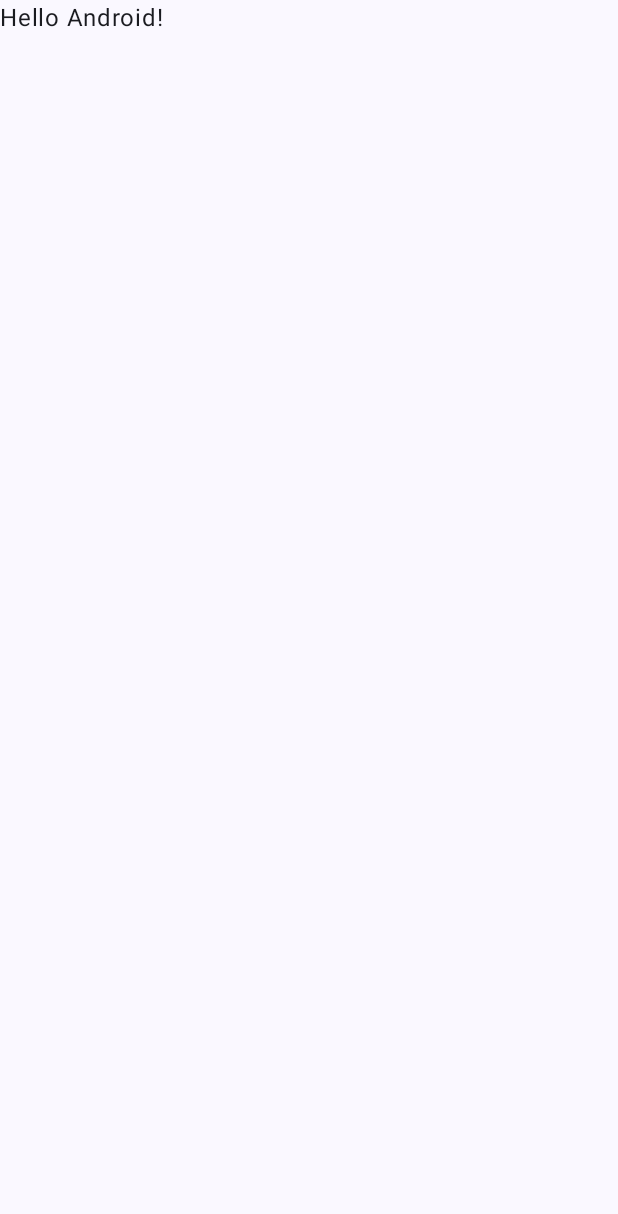
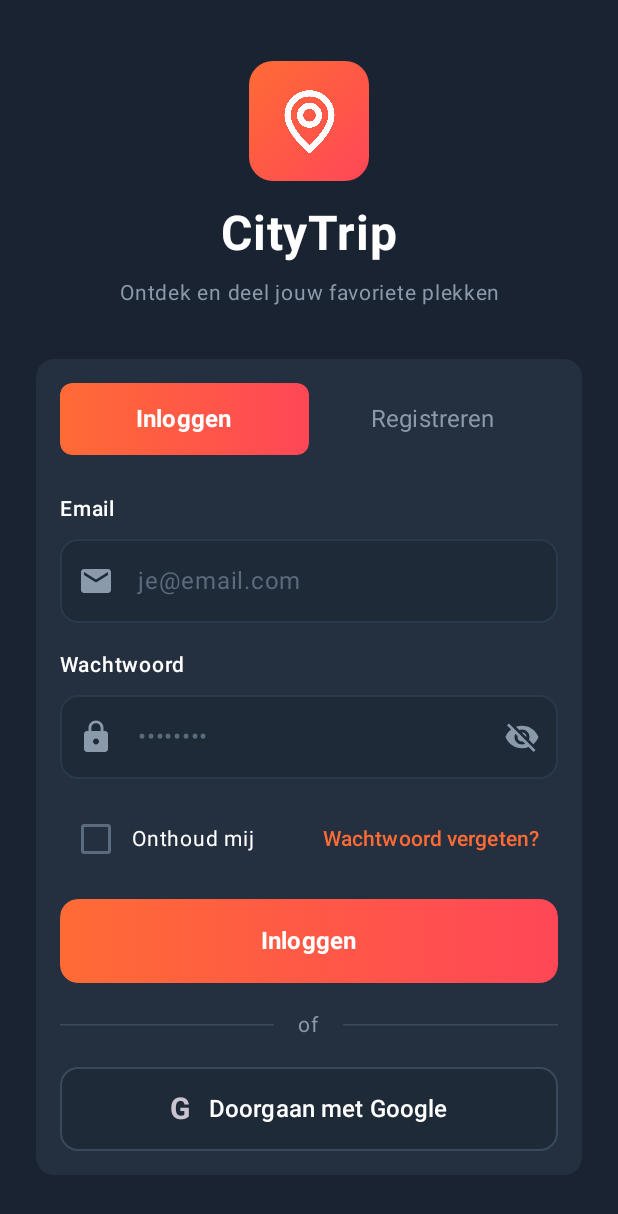
Before and after one commit to daandecorte/project_mobile_dev, an Android app built with Jetpack Compose: the screen it shows after launch (MainActivity), on a phone screen of 412 x 824 dp. Before the commit the part shown is almost empty. Shown: the top 1214 px of the screen. Run offline under Robolectric (Android 15) with nearby library versions, the phone set to English and light mode, and no system bars; our stand-ins replace Firebase (no records; nobody signed in at launch, a user with empty details on screens opened directly).

Commit message:
loginscreen design and firebase auth

```diff
--- a/app/src/main/java/edu/ap/project_mobile_dev/MainActivity.kt
+++ b/app/src/main/java/edu/ap/project_mobile_dev/MainActivity.kt
@@ -1,47 +1,81 @@
 package edu.ap.project_mobile_dev
 
 import android.os.Bundle
+import android.widget.Toast
 import androidx.activity.ComponentActivity
 import androidx.activity.compose.setContent
 import androidx.activity.enableEdgeToEdge
 import androidx.compose.foundation.layout.fillMaxSize
 import androidx.compose.foundation.layout.padding
+import androidx.compose.material3.MaterialTheme
 import androidx.compose.material3.Scaffold
+import androidx.compose.material3.Surface
 import androidx.compose.material3.Text
+import androidx.compose.material3.darkColorScheme
 import androidx.compose.runtime.Composable
 import androidx.compose.ui.Modifier
+import androidx.compose.ui.graphics.Color
 import androidx.compose.ui.tooling.preview.Preview
+import androidx.navigation.NavController
+import com.google.firebase.FirebaseApp
+import edu.ap.project_mobile_dev.ui.login.LoginScreen
 import edu.ap.project_mobile_dev.ui.theme.Project_mobile_devTheme
+import androidx.navigation.compose.NavHost
+import androidx.navigation.compose.composable
+import androidx.navigation.compose.rememberNavController
+import com.google.firebase.auth.FirebaseAuth
+import edu.ap.project_mobile_dev.ui.home.HomeScreen
+import edu.ap.project_mobile_dev.ui.profile.ProfileScreen
 
 class MainActivity : ComponentActivity() {
     override fun onCreate(savedInstanceState: Bundle?) {
         super.onCreate(savedInstanceState)
+        FirebaseApp.initializeApp(this)
         enableEdgeToEdge()
         setContent {
-            Project_mobile_devTheme {
-                Scaffold(modifier = Modifier.fillMaxSize()) { innerPadding ->
-                    Greeting(
-                        name = "Android",
-                        modifier = Modifier.padding(innerPadding)
-                    )
+            CityTripTheme {
+                Surface(
+                    modifier = Modifier.fillMaxSize(),
+                ) {
+                    val navController = rememberNavController()
+                    val user = FirebaseAuth.getInstance().currentUser
+
+                    NavHost(
+                        navController = navController,
+                        startDestination = if (user == null) "login" else "home"
+                    ) {
+                        composable("login") {
+                            LoginScreen(
+                                onLoginSuccess = {
+                                    navController.navigate("home") {
+                                        popUpTo("login") { inclusive = true }
+                                    }
+                                }
+                            )
+                        }
+                        composable("home") {
+                            HomeScreen(navController)
+                        }
+                        composable("profile") {
+                            ProfileScreen(navController)
+                        }
+                    }
                 }
             }
         }
     }
-}
-
-@Composable
-fun Greeting(name: String, modifier: Modifier = Modifier) {
-    Text(
-        text = "Hello $name!",
-        modifier = modifier
-    )
-}
-
-@Preview(showBackground = true)
-@Composable
-fun GreetingPreview() {
-    Project_mobile_devTheme {
-        Greeting("Android")
+    @Composable
+    fun CityTripTheme(content: @Composable () -> Unit) {
+        MaterialTheme(
+            colorScheme = darkColorScheme(
+                primary = Color(0xFFFF6B35),
+                background = Color(0xFF1A2332),
+                surface = Color(0xFF242F3F),
+                onPrimary = Color.White,
+                onBackground = Color.White,
+                onSurface = Color.White
+            ),
+            content = content
+        )
     }
 }
--- /dev/null
+++ b/app/src/main/java/edu/ap/project_mobile_dev/ui/login/LoginScreen.kt
@@ -0,0 +1,410 @@
+package edu.ap.project_mobile_dev.ui.login
+
+import android.app.Activity
+import android.widget.Toast
+import androidx.activity.compose.rememberLauncherForActivityResult
+import androidx.activity.result.contract.ActivityResultContracts
+import androidx.compose.runtime.Composable
+import androidx.compose.ui.platform.LocalContext
+import androidx.compose.foundation.Image
+import androidx.compose.foundation.background
+import androidx.compose.foundation.layout.*
+import androidx.compose.foundation.shape.RoundedCornerShape
+import androidx.compose.foundation.text.KeyboardOptions
+import androidx.compose.material.icons.Icons
+import androidx.compose.material.icons.filled.Email
+import androidx.compose.material.icons.filled.Lock
+import androidx.compose.material.icons.filled.Visibility
+import androidx.compose.material.icons.filled.VisibilityOff
+import androidx.compose.material3.*
+import androidx.compose.runtime.*
+import androidx.compose.ui.Alignment
+import androidx.compose.ui.Modifier
+import androidx.compose.ui.graphics.Brush
+import androidx.compose.ui.graphics.Color
+import androidx.compose.ui.graphics.ColorFilter
+import androidx.compose.ui.layout.ContentScale
+import androidx.compose.ui.res.painterResource
+import androidx.compose.ui.text.font.FontWeight
+import androidx.compose.ui.text.input.KeyboardType
+import androidx.compose.ui.text.input.PasswordVisualTransformation
+import androidx.compose.ui.text.input.VisualTransformation
+import androidx.compose.ui.text.style.TextAlign
+import androidx.compose.ui.unit.dp
+import androidx.compose.ui.unit.sp
+import androidx.lifecycle.viewmodel.compose.viewModel
+import edu.ap.project_mobile_dev.MainActivity
+import edu.ap.project_mobile_dev.R
+
+@OptIn(ExperimentalMaterial3Api::class)
+@Composable
+fun LoginScreen(
+    viewModel: LoginViewModel = viewModel(),
+    onLoginSuccess: () -> Unit
+) {
+    val state by viewModel.uiState.collectAsState()
+    if (state.success) {
+        onLoginSuccess()
+    }
+
+    if (state.isloading) {
+        CircularProgressIndicator()
+    }
+
+    state.errorMessage?.let { error ->
+        Text(text = error, color = Color.Red)
+    }
+
+    var passwordVisible by remember { mutableStateOf(false) }
+    var rememberMe by remember { mutableStateOf(false) }
+    var selectedTab by remember { mutableStateOf(0) }
+    val context = LocalContext.current
+
+    val launcher = rememberLauncherForActivityResult(ActivityResultContracts.StartActivityForResult()) { result ->
+        viewModel.handleGoogleSignInResult(result.data) { success, error ->
+            if (success) onLoginSuccess()
+            else Toast.makeText(context, error ?: "Google sign-in failed", Toast.LENGTH_SHORT).show()
+        }
+    }
+
+
+    Box(
+        modifier = Modifier
+            .fillMaxSize()
+            .background(Color(0xFF1A2332)),
+        contentAlignment = Alignment.Center
+    ) {
+
+        Column(
+            modifier = Modifier
+                .fillMaxWidth()
+                .padding(24.dp),
+            horizontalAlignment = Alignment.CenterHorizontally
+        ) {
+            // Logo (vervang door je eigen logo drawable)
+            Box(
+                modifier = Modifier
+                    .size(80.dp)
+                    .background(
+                        brush = Brush.linearGradient(
+                            colors = listOf(Color(0xFFFF6B35), Color(0xFFFF4757))
+                        ),
+                        shape = RoundedCornerShape(16.dp)
+                    ),
+                contentAlignment = Alignment.Center
+            ) {
+                Image(
+                    painter= painterResource(id=R.drawable.logo_transparent),
+                    contentDescription = "App Logo",
+                    modifier = Modifier
+                        .size(50.dp),
+                    contentScale = ContentScale.Crop,
+                    colorFilter = ColorFilter.tint(Color.White)
+                )
+            }
+
+            Spacer(modifier = Modifier.height(16.dp))
+
+            // App titel
+            Text(
+                text = "CityTrip",
+                fontSize = 32.sp,
+                fontWeight = FontWeight.Bold,
+                color = Color.White
+            )
+
+            Spacer(modifier = Modifier.height(8.dp))
+
+            // Ondertitel
+            Text(
+                text = "Ontdek en deel jouw favoriete plekken",
+                fontSize = 14.sp,
+                color = Color(0xFF8B9AAB),
+                textAlign = TextAlign.Center
+            )
+
+            Spacer(modifier = Modifier.height(32.dp))
+
+            // Tab selector
+            Card(
+                modifier = Modifier.fillMaxWidth(),
+                colors = CardDefaults.cardColors(containerColor = Color(0xFF242F3F)),
+                shape = RoundedCornerShape(12.dp)
+            ) {
+                Column(modifier = Modifier.padding(16.dp)) {
+                    // Tabs
+                    Row(
+                        modifier = Modifier.fillMaxWidth(),
+                        horizontalArrangement = Arrangement.SpaceEvenly
+                    ) {
+                        TabButton(
+                            text = "Inloggen",
+                            isSelected = selectedTab == 0,
+                            onClick = { selectedTab = 0 },
+                            modifier = Modifier.weight(1f)
+                        )
+                        TabButton(
+                            text = "Registreren",
+                            isSelected = selectedTab == 1,
+                            onClick = { selectedTab = 1 },
+                            modifier = Modifier.weight(1f)
+                        )
+                    }
+
+                    Spacer(modifier = Modifier.height(24.dp))
+                    if(state.errorMessage!=null) {
+                        Text(text = state.errorMessage.toString(), color = Color.Red)
+                    }
+                    // Email veld
+                    Text(
+                        text = "Email",
+                        fontSize = 14.sp,
+                        color = Color.White,
+                        fontWeight = FontWeight.Medium
+                    )
+                    Spacer(modifier = Modifier.height(8.dp))
+                    OutlinedTextField(
+                        value = state.email,
+                        onValueChange = { viewModel.onEmailChanged(it) },
+                        modifier = Modifier.fillMaxWidth(),
+                        placeholder = { Text("je@email.com", color = Color(0xFF5A6B7D)) },
+                        leadingIcon = {
+                            Icon(
+                                Icons.Default.Email,
+                                contentDescription = null,
+                                tint = Color(0xFF8B9AAB)
+                            )
+                        },
+                        colors = OutlinedTextFieldDefaults.colors(
+                            focusedBorderColor = Color(0xFF3A4A5C),
+                            unfocusedBorderColor = Color(0xFF2A3A4C),
+                            focusedContainerColor = Color(0xFF1F2A38),
+                            unfocusedContainerColor = Color(0xFF1F2A38),
+                            focusedTextColor = Color.White,
+                            unfocusedTextColor = Color.White
+                        ),
+                        shape = RoundedCornerShape(12.dp),
+                        keyboardOptions = KeyboardOptions(keyboardType = KeyboardType.Email)
+                    )
+
+                    Spacer(modifier = Modifier.height(16.dp))
+
+                    // Wachtwoord veld
+                    Text(
+                        text = "Wachtwoord",
+                        fontSize = 14.sp,
+                        color = Color.White,
+                        fontWeight = FontWeight.Medium
+                    )
+                    Spacer(modifier = Modifier.height(8.dp))
+                    OutlinedTextField(
+                        value = state.password,
+                        onValueChange = { viewModel.onPasswordChanged(it) },
+                        modifier = Modifier.fillMaxWidth(),
+                        placeholder = { Text("••••••••", color = Color(0xFF5A6B7D)) },
+                        leadingIcon = {
+                            Icon(
+                                Icons.Default.Lock,
+                                contentDescription = null,
+                                tint = Color(0xFF8B9AAB)
+                            )
+                        },
+                        trailingIcon = {
+                            IconButton(onClick = { passwordVisible = !passwordVisible }) {
+                                Icon(
+                                    if (passwordVisible) Icons.Default.Visibility else Icons.Default.VisibilityOff,
+                                    contentDescription = "Toggle password visibility",
+                                    tint = Color(0xFF8B9AAB)
+                                )
+                            }
+                        },
+                        visualTransformation = if (passwordVisible) VisualTransformation.None else PasswordVisualTransformation(),
+                        colors = OutlinedTextFieldDefaults.colors(
+                            focusedBorderColor = Color(0xFF3A4A5C),
+                            unfocusedBorderColor = Color(0xFF2A3A4C),
+                            focusedContainerColor = Color(0xFF1F2A38),
+                            unfocusedContainerColor = Color(0xFF1F2A38),
+                            focusedTextColor = Color.White,
+                            unfocusedTextColor = Color.White
+                        ),
+                        shape = RoundedCornerShape(12.dp),
+                        keyboardOptions = KeyboardOptions(keyboardType = KeyboardType.Password)
+                    )
+
+                    Spacer(modifier = Modifier.height(16.dp))
+
+                    // Onthoud mij & Wachtwoord vergeten
+                    Row(
+                        modifier = Modifier.fillMaxWidth(),
+                        horizontalArrangement = Arrangement.SpaceBetween,
+                        verticalAlignment = Alignment.CenterVertically
+                    ) {
+                        Row(verticalAlignment = Alignment.CenterVertically) {
+                            Checkbox(
+                                checked = rememberMe,
+                                onCheckedChange = { rememberMe = it },
+                                colors = CheckboxDefaults.colors(
+                                    checkedColor = Color(0xFFFF6B35),
+                                    uncheckedColor = Color(0xFF5A6B7D)
+                                )
+                            )
+                            Text(
+                                text = "Onthoud mij",
+                                fontSize = 14.sp,
+                                color = Color.White
+                            )
+                        }
+                        TextButton(onClick = { /* Handle forgot password */ }) {
+                            Text(
+                                text = "Wachtwoord vergeten?",
+                                color = Color(0xFFFF6B35),
+                                fontSize = 14.sp
+                            )
+                        }
+                    }
+
+                    Spacer(modifier = Modifier.height(16.dp))
+
+                    // Login knop
+                    Button(
+
+                        onClick = {if(selectedTab==0) {viewModel.loginWithEmailPassword()}else if(selectedTab==1) {viewModel.registerWithEmailPassword()} },
+                        modifier = Modifier
+                            .fillMaxWidth()
+                            .height(56.dp),
+                        colors = ButtonDefaults.buttonColors(
+                            containerColor = Color.Transparent
+                        ),
+                        shape = RoundedCornerShape(12.dp),
+                        contentPadding = PaddingValues(0.dp)
+                    ) {
+                        Box(
+                            modifier = Modifier
+                                .fillMaxSize()
+                                .background(
+                                    brush = Brush.horizontalGradient(
+                                        colors = listOf(Color(0xFFFF6B35), Color(0xFFFF4757))
+                                    ),
+                                    shape = RoundedCornerShape(12.dp)
+                                ),
+                            contentAlignment = Alignment.Center
+                        ) {
+                            if(selectedTab==0) {
+                                Text(
+                                    text = "Inloggen",
+                                    fontSize = 16.sp,
+                                    fontWeight = FontWeight.Bold,
+                                    color = Color.White
+                                )
+                            }
+                            else if(selectedTab==1) {
+                                Text(
+                                    text = "Registreren",
+                                    fontSize = 16.sp,
+                                    fontWeight = FontWeight.Bold,
+                                    color = Color.White
+                                )
+                            }
+
+                        }
+                    }
+
+                    Spacer(modifier = Modifier.height(16.dp))
+
+                    // Of divider
+                    Row(
+                        modifier = Modifier.fillMaxWidth(),
+                        verticalAlignment = Alignment.CenterVertically
+                    ) {
+                        HorizontalDivider(
+                            modifier = Modifier.weight(1f),
+                            color = Color(0xFF3A4A5C)
+                        )
+                        Text(
+                            text = "of",
+                            modifier = Modifier.padding(horizontal = 16.dp),
+                            color = Color(0xFF8B9AAB),
+                            fontSize = 14.sp
+                        )
+                        HorizontalDivider(
+                            modifier = Modifier.weight(1f),
+                            color = Color(0xFF3A4A5C)
+                        )
+                    }
+
+                    Spacer(modifier = Modifier.height(16.dp))
+
+                    // Google login knop
+
+                    OutlinedButton(
+                        onClick = {
+                            val signInClient = viewModel.getGoogleSignInClient(context as MainActivity)
+                            launcher.launch(signInClient.signInIntent)
+                        },
+                        modifier = Modifier
+                            .fillMaxWidth()
+                            .height(56.dp),
+                        colors = ButtonDefaults.outlinedButtonColors(
+                            containerColor = Color(0xFF1F2A38)
+                        ),
+                        border = ButtonDefaults.outlinedButtonBorder.copy(
+                            brush = Brush.linearGradient(
+                                colors = listOf(Color(0xFF3A4A5C), Color(0xFF3A4A5C))
+                            )
+                        ),
+                        shape = RoundedCornerShape(12.dp)
+                    ) {
+                        Text("G", fontSize = 20.sp, fontWeight = FontWeight.Bold)
+                        Spacer(modifier = Modifier.width(12.dp))
+                        Text(
+                            text = "Doorgaan met Google",
+                            fontSize = 16.sp,
+                            color = Color.White
+                        )
+                    }
+                }
+            }
+        }
+    }
+}
+
+@Composable
+fun TabButton(
+    text: String,
+    isSelected: Boolean,
+    onClick: () -> Unit,
+    modifier: Modifier = Modifier
+) {
+    Button(
+        onClick = onClick,
+        modifier = modifier.height(48.dp),
+        colors = ButtonDefaults.buttonColors(
+            containerColor = if (isSelected) Color.Transparent else Color.Transparent,
+            contentColor = if (isSelected) Color.White else Color(0xFF8B9AAB)
+        ),
+        shape = RoundedCornerShape(8.dp),
+        contentPadding = PaddingValues(0.dp)
+    ) {
+        Box(
+            modifier = Modifier
+                .fillMaxSize()
+                .then(
+                    if (isSelected) {
+                        Modifier.background(
+                            brush = Brush.horizontalGradient(
+                                colors = listOf(Color(0xFFFF6B35), Color(0xFFFF4757))
+                            ),
+                            shape = RoundedCornerShape(8.dp)
+                        )
+                    } else Modifier
+                ),
+            contentAlignment = Alignment.Center
+        ) {
+            Text(
+                text = text,
+                fontSize = 16.sp,
+                fontWeight = if (isSelected) FontWeight.Bold else FontWeight.Normal
+            )
+        }
+    }
+}
--- /dev/null
+++ b/app/src/main/java/edu/ap/project_mobile_dev/ui/login/LoginUiState.kt
@@ -0,0 +1,9 @@
+package edu.ap.project_mobile_dev.ui.login
+
+data class LoginUiState(
+    val email: String="",
+    val password: String="",
+    val isloading: Boolean=false,
+    val errorMessage: String?=null,
+    val success: Boolean = false
+)
```
Also changed, not shown: app/build.gradle.kts (+16 -0 lines), app/src/main/java/edu/ap/project_mobile_dev/ui/home/HomeScreen.kt (added, +28 -0 lines), app/src/main/java/edu/ap/project_mobile_dev/ui/login/LoginViewModel.kt (added, +113 -0 lines), app/src/main/java/edu/ap/project_mobile_dev/ui/profile/ProfileScreen.kt (added, +37 -0 lines), app/src/main/res/drawable/logo_transparent.png (added), 1 other file.
